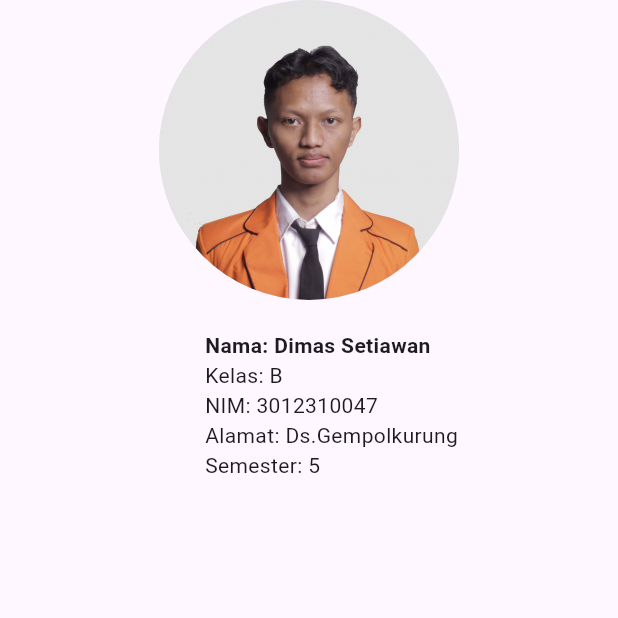
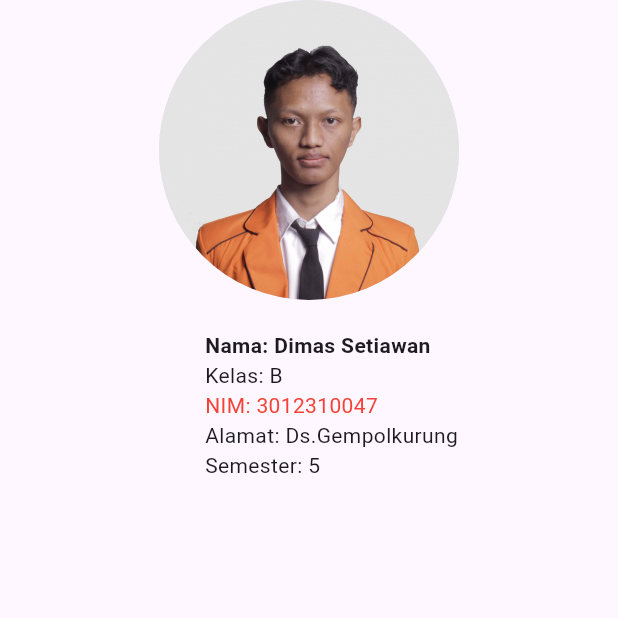
Before and after one commit to dimassyz/QuestSatu_0047, a Flutter app: the screen it shows after launch, on a phone screen of 412 x 824 dp, the top half of it. Run offline on Flutter 3.47's test engine with Material 3 defaults, Android fonts, the phone set to English and light mode, and no system bars.

Commit message:
merubah teks nim menjadi warna merah

```diff
--- a/lib/main.dart
+++ b/lib/main.dart
@@ -62,7 +62,7 @@
                 ),
             Text("Nama: Dimas Setiawan", style: TextStyle(fontWeight: FontWeight.bold),),
             Text("Kelas: B"),
-            Text("NIM: 3012310047"),
+            Text("NIM: 3012310047", style: TextStyle(color: Colors.red),),
             Text("Alamat: Ds.Gempolkurung"),
             Text("Semester: 5")],
             ),
```
